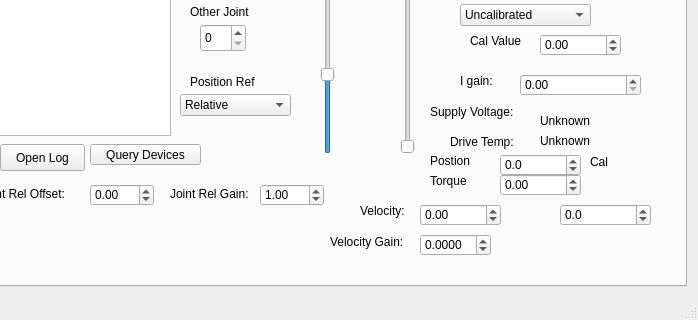
Old version of the form Bark/mainwindow.ui in the repository craftit/DogBotSoftware; both pictures show x 143 to 841 and y 280 to 600 of the 841 by 600 pixel window.
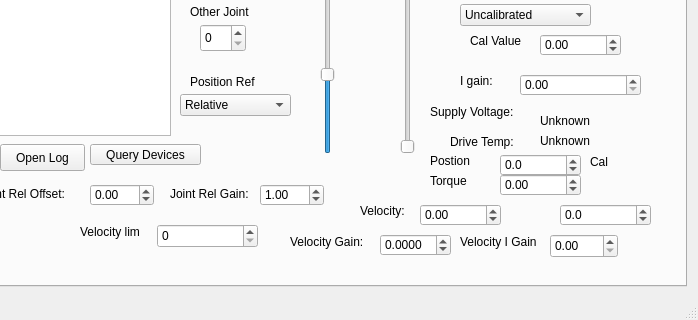
New version of the form.

```diff
--- a/Bark/mainwindow.ui
+++ b/Bark/mainwindow.ui
@@ -1001,7 +1001,7 @@
        <widget class="QLabel" name="label_24">
         <property name="geometry">
          <rect>
-          <x>460</x>
+          <x>420</x>
           <y>460</y>
           <width>81</width>
           <height>16</height>
@@ -1014,7 +1014,7 @@
        <widget class="QDoubleSpinBox" name="doubleSpinBoxVelocityGain">
         <property name="geometry">
          <rect>
-          <x>550</x>
+          <x>510</x>
           <y>460</y>
           <width>71</width>
           <height>22</height>
@@ -1049,6 +1049,61 @@
          <double>10000.000000000000000</double>
         </property>
        </widget>
+       <widget class="QDoubleSpinBox" name="doubleSpinBoxVelocityIGain">
+        <property name="geometry">
+         <rect>
+          <x>680</x>
+          <y>460</y>
+          <width>68</width>
+          <height>24</height>
+         </rect>
+        </property>
+        <property name="maximum">
+         <double>1000.000000000000000</double>
+        </property>
+       </widget>
+       <widget class="QLabel" name="label_25">
+        <property name="geometry">
+         <rect>
+          <x>590</x>
+          <y>460</y>
+          <width>91</width>
+          <height>16</height>
+         </rect>
+        </property>
+        <property name="text">
+         <string>Velocity I Gain</string>
+        </property>
+       </widget>
+       <widget class="QDoubleSpinBox" name="doubleSpinBoxVelocityLimit">
+        <property name="geometry">
+         <rect>
+          <x>287</x>
+          <y>450</y>
+          <width>101</width>
+          <height>24</height>
+         </rect>
+        </property>
+        <property name="decimals">
+         <number>0</number>
+        </property>
+        <property name="maximum">
+         <double>20000.000000000000000</double>
+        </property>
+       </widget>
+       <widget class="QLabel" name="label_26">
+        <property name="geometry">
+         <rect>
+          <x>210</x>
+          <y>450</y>
+          <width>60</width>
+          <height>16</height>
+         </rect>
+        </property>
+        <property name="text">
+         <string>Velocity limit</string>
+        </property>
+       </widget>
       </widget>
       <widget class="QWidget" name="tab_2">
        <attribute name="title">
```
Left out of the diff: 2 changed lines with no effect on the pictures.
